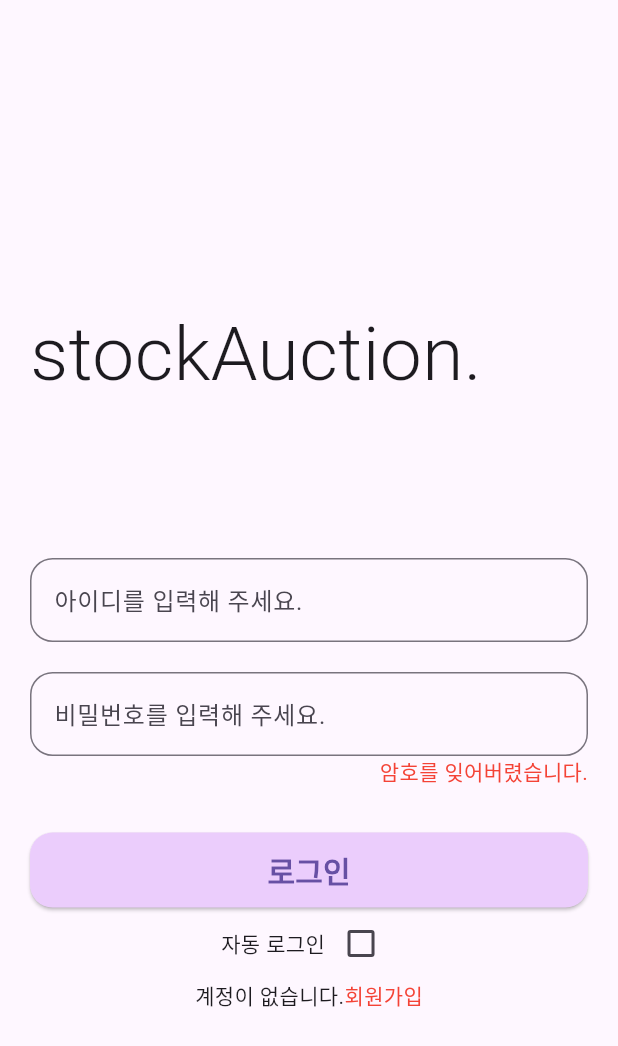
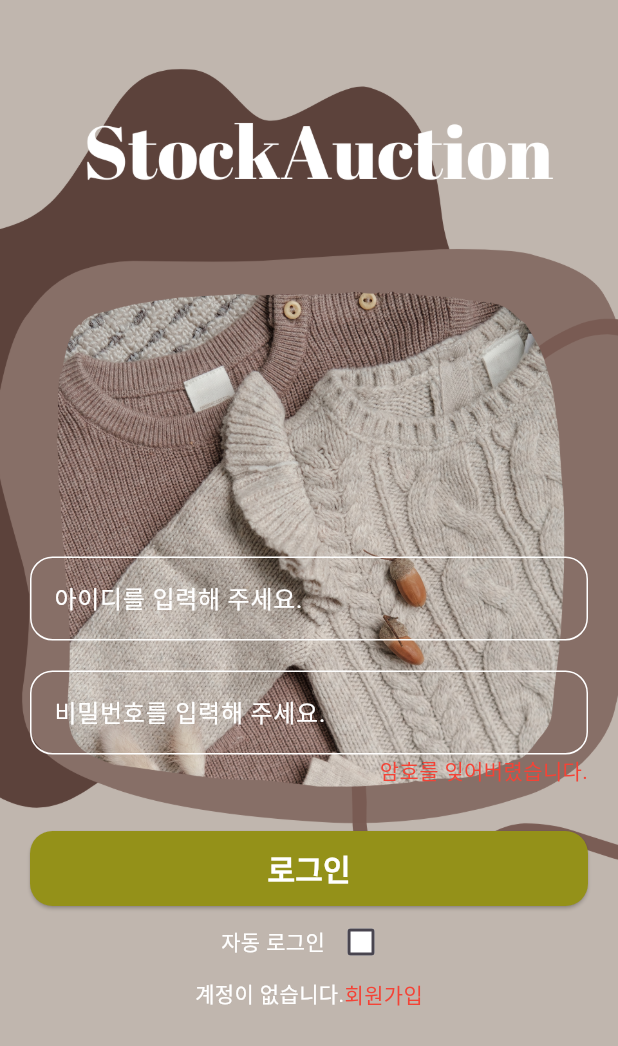
Before and after one commit to devwonkyo/StockAuction, a Flutter app: the screen it shows after launch, on a phone screen of 412 x 824 dp. Shown: the top 1046 px of the screen. Run offline on Flutter 3.47's test engine with Material 3 defaults, Android fonts, the phone set to English and light mode, and no system bars; our stand-ins replace cloud_firestore, firebase_auth, firebase_core, flutter_swiper_null_safety, go_router; accounts and stored records are empty.

```diff
--- a/lib/screens/auth/login_screen.dart
+++ b/lib/screens/auth/login_screen.dart
@@ -23,7 +23,18 @@ class LoginScreen extends StatelessWidget {
     }
 
     return Scaffold(
-      body: Padding(
+      body: Stack(
+        children: [
+          // 배경 이미지
+          Image.asset(
+            'lib/assets/image/loginimage.png',
+            fit: BoxFit.cover,
+            width: double.infinity,
+            height: double.infinity,
+          ),
+          // 기존 콘텐츠
+          SingleChildScrollView(
+            child: Padding(
               padding: EdgeInsets.fromLTRB(20, 200, 20, 0),
               child: Form(
                 key: _formKey,
@@ -33,8 +44,8 @@ class LoginScreen extends StatelessWidget {
                       mainAxisAlignment: MainAxisAlignment.start,
                       children: [
                         Text(
-                    'stockAuction.',
-                    style: TextStyle(fontSize: 50, fontWeight: FontWeight.w300),
+                          '',
+                          style: TextStyle(fontSize: 50, fontWeight: FontWeight.w300, color: Colors.white),
                         ),
                       ],
                     ),
@@ -42,10 +53,23 @@ class LoginScreen extends StatelessWidget {
                     TextFormField(
                       decoration: InputDecoration(
                         labelText: '아이디를 입력해 주세요.',
+                        labelStyle: TextStyle(color: Colors.white),
                         border: OutlineInputBorder(
                           borderRadius: BorderRadius.circular(15.0),
+                          borderSide: BorderSide(color: Colors.white),
                         ),
+                        enabledBorder: OutlineInputBorder(
+                          borderRadius: BorderRadius.circular(15.0),
+                          borderSide: BorderSide(color: Colors.white),
                         ),
+                        focusedBorder: OutlineInputBorder(
+                          borderRadius: BorderRadius.circular(15.0),
+                          borderSide: BorderSide(color: Colors.white, width: 2),
+                        ),
+                        filled: true,
+                        fillColor: Colors.transparent,
+                      ),
+                      style: TextStyle(color: Colors.white),
                       validator: (value) => value!.isEmpty ? '아이디를 입력해주세요.' : null,
                       onSaved: (value) => authProvider.setEmail(value!),
                     ),
@@ -53,11 +77,24 @@ class LoginScreen extends StatelessWidget {
                     TextFormField(
                       decoration: InputDecoration(
                         labelText: '비밀번호를 입력해 주세요.',
+                        labelStyle: TextStyle(color: Colors.white),
                         border: OutlineInputBorder(
                           borderRadius: BorderRadius.circular(15.0),
+                          borderSide: BorderSide(color: Colors.white),
                         ),
+                        enabledBorder: OutlineInputBorder(
+                          borderRadius: BorderRadius.circular(15.0),
+                          borderSide: BorderSide(color: Colors.white),
+                        ),
+                        focusedBorder: OutlineInputBorder(
+                          borderRadius: BorderRadius.circular(15.0),
+                          borderSide: BorderSide(color: Colors.white, width: 2),
+                        ),
+                        filled: true,
+                        fillColor: Colors.transparent,
                       ),
                       obscureText: true,
+                      style: TextStyle(color: Colors.white),
                       validator: (value) => value!.isEmpty ? '비밀번호를 입력해주세요.' : null,
                       onSaved: (value) => authProvider.setPassword(value!),
                     ),
@@ -77,11 +114,11 @@ class LoginScreen extends StatelessWidget {
                     ElevatedButton(
                       child: Text(
                         '로그인',
-                  style: TextStyle(fontSize: 20, fontWeight: FontWeight.w600),
+                        style: TextStyle(fontSize: 20, fontWeight: FontWeight.w600, color: Colors.white),
                       ),
                       onPressed: _login,
                       style: ElevatedButton.styleFrom(
-                  backgroundColor: Color(0XFFEBCDFC),
+                        backgroundColor: Color(0XFF949119),
                         minimumSize: Size(double.infinity, 50),
                         shape: RoundedRectangleBorder(
                           borderRadius: BorderRadius.circular(15.0),
@@ -93,18 +130,25 @@ class LoginScreen extends StatelessWidget {
                       children: [
                         GestureDetector(
                           onTap: () => authProvider.setStayLoggedIn(!authProvider.stayLoggedIn),
-                    child: Text('자동 로그인'),
+                          child: Text('자동 로그인', style: TextStyle(color: Colors.white)),
                         ),
                         Checkbox(
                           value: authProvider.stayLoggedIn,
                           onChanged: (bool? value) => authProvider.setStayLoggedIn(value ?? false),
+                          fillColor: MaterialStateProperty.resolveWith<Color>((Set<MaterialState> states) {
+                            if (states.contains(MaterialState.disabled)) {
+                              return Colors.white.withOpacity(.32);
+                            }
+                            return Colors.white;
+                          }),
+                          checkColor: Color(0XFF949119),
                         ),
                       ],
                     ),
                     Row(
                       mainAxisAlignment: MainAxisAlignment.center,
                       children: [
-                  Text('계정이 없습니다.'),
+                        Text('계정이 없습니다.', style: TextStyle(color: Colors.white)),
                         GestureDetector(
                           onTap: () => context.push('/signup'),
                           child: Text(
@@ -118,6 +162,9 @@ class LoginScreen extends StatelessWidget {
                 ),
               ),
             ),
+          ),
+        ],
+      ),
     );
   }
 }
--- a/pubspec.yaml
+++ b/pubspec.yaml
@@ -75,6 +75,7 @@ flutter:
     - lib/assets/image/pic2.png
     - lib/assets/image/pic3.jpeg
     - lib/assets/image/defaultUserProfile.png
+    - lib/assets/image/loginimage.png
 
   # An image asset can refer to one or more resolution-specific "variants", see
   # https://flutter.dev/to/resolution-aware-images
```
Also changed, not shown: lib/assets/image/loginimage.png (added). Lines whose indentation alone changed are shown as unchanged.
